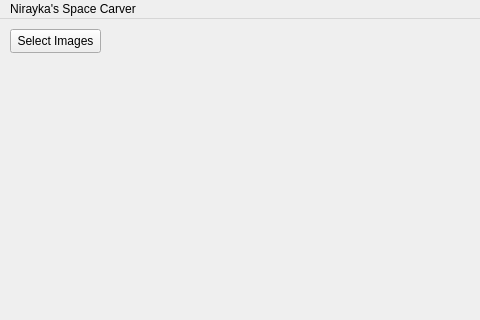
The window that mainwindow.ui (nirayka/space-carving) describes before a commit, drawn with Qt 5; both pictures show x 0 to 480 and y 0 to 320 of the 800 by 600 pixel window.
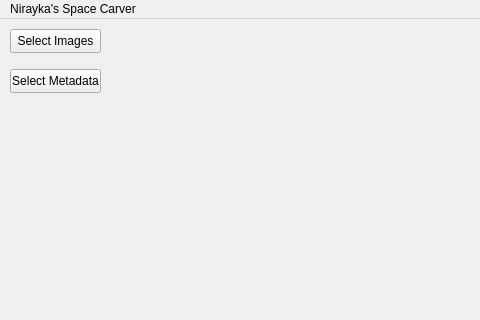
The same window after the commit.

Patch:
```diff
--- a/mainwindow.ui
+++ b/mainwindow.ui
@@ -27,6 +27,19 @@
      <string>Select Images</string>
     </property>
    </widget>
+   <widget class="QPushButton" name="selectMetadataButton">
+    <property name="geometry">
+     <rect>
+      <x>10</x>
+      <y>50</y>
+      <width>91</width>
+      <height>24</height>
+     </rect>
+    </property>
+    <property name="text">
+     <string>Select Metadata</string>
+    </property>
+   </widget>
   </widget>
   <widget class="QMenuBar" name="menubar">
    <property name="geometry">
```
